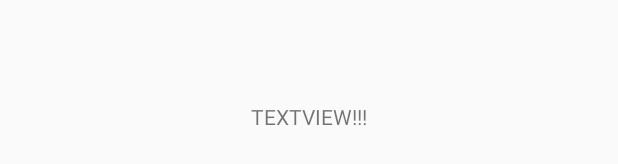
After one commit to narCord/DInt, an Android app: the layout activity_about.xml on its own in the app's theme, with its tools: preview values and no code run, on a phone screen of 412 x 824 dp. The commit adds this screen. Shown: the part 502-666 px from the top of the screen. Run offline under Robolectric (Android 15) with nearby library versions, the phone set to English and light mode, and no system bars.

Commit message:
Tarea 5 en progreso

```diff
--- /dev/null
+++ b/sprint3android/app/src/main/res/layout/activity_about.xml
@@ -0,0 +1,16 @@
+<?xml version="1.0" encoding="utf-8"?>
+<androidx.constraintlayout.widget.ConstraintLayout xmlns:android="http://schemas.android.com/apk/res/android"
+    android:layout_width="match_parent"
+    android:layout_height="match_parent"
+    xmlns:app="http://schemas.android.com/apk/res-auto">
+
+    <TextView
+        android:layout_width="wrap_content"
+        android:layout_height="wrap_content"
+        android:text="TEXTVIEW!!!"
+        app:layout_constraintTop_toTopOf="parent"
+        app:layout_constraintBottom_toBottomOf="parent"
+        app:layout_constraintLeft_toLeftOf="parent"
+        app:layout_constraintRight_toRightOf="parent"/>
+
+</androidx.constraintlayout.widget.ConstraintLayout>
--- /dev/null
+++ b/sprint3android/app/src/main/res/layout/activity_about_fragment.xml
@@ -0,0 +1,6 @@
+<?xml version="1.0" encoding="utf-8"?>
+<androidx.constraintlayout.widget.ConstraintLayout xmlns:android="http://schemas.android.com/apk/res/android"
+    android:layout_width="match_parent"
+    android:layout_height="match_parent">
+
+</androidx.constraintlayout.widget.ConstraintLayout>
--- a/sprint3android/app/src/main/res/layout/activity_main.xml
+++ b/sprint3android/app/src/main/res/layout/activity_main.xml
@@ -35,6 +35,7 @@
     </androidx.drawerlayout.widget.DrawerLayout>
 
     <FrameLayout
+        android:id="@+id/frame_fragment_container"
         android:layout_width="match_parent"
         android:layout_height="match_parent">
     </FrameLayout>
--- a/sprint3android/app/src/main/res/menu/main_navigation_drawer.xml
+++ b/sprint3android/app/src/main/res/menu/main_navigation_drawer.xml
@@ -8,8 +8,8 @@
             android:id="@+id/catalog_frag_menu"
             android:title="@string/catalog"/>
         <item
-            android:id="@+id/detail_frag_menu"
-            android:title="@string/detail"/>
+            android:id="@+id/about_frag_menu"
+            android:title="@string/about"/>
     </group>
 
 </menu>
--- a/sprint3android/app/src/main/res/values/strings.xml
+++ b/sprint3android/app/src/main/res/values/strings.xml
@@ -3,5 +3,7 @@
     <string name="navigation_drawer_open">Abrir drawer</string>
     <string name="navigation_drawer_close">Cerrar drawer</string>
     <string name="catalog">Catalog</string>
-    <string name="detail">Detail</string>
+    <string name="about">About</string>
+    <!-- TODO: Remove or change this placeholder text -->
+    <string name="hello_blank_fragment">Hello blank fragment</string>
 </resources>
```
Also changed, not shown: sprint3android/app/src/main/java/com/example/mycatalog/AboutActivity.java (added, +16 -0 lines), sprint3android/app/src/main/java/com/example/mycatalog/AboutFragment.java (added, +31 -0 lines), sprint3android/app/src/main/java/com/example/mycatalog/MainActivity.java (+17 -11 lines).
